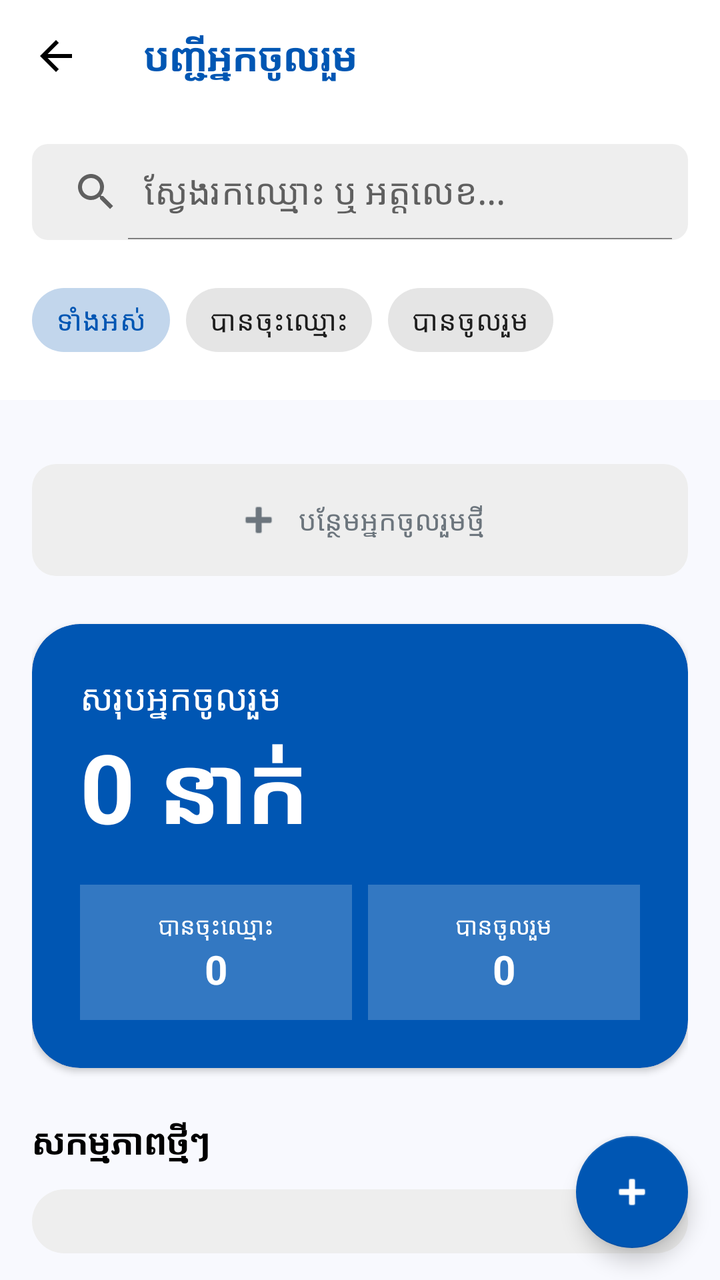
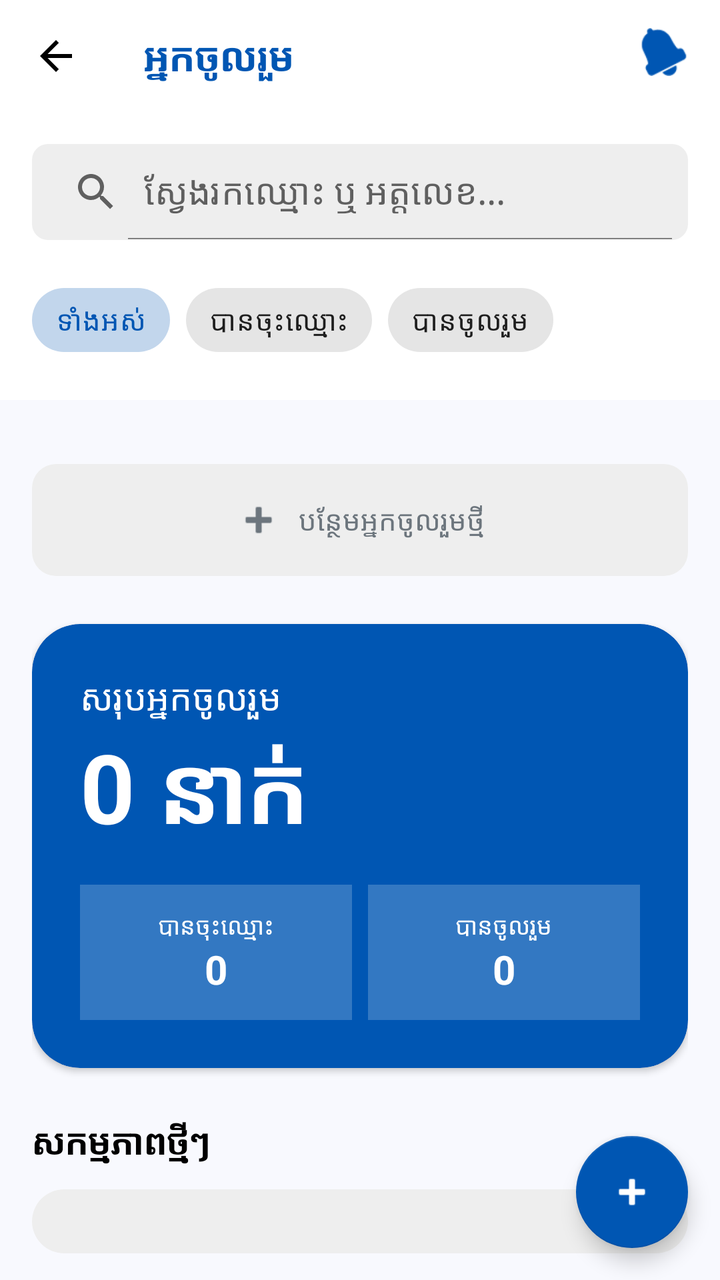

The first picture is an Android layout as it rendered before a commit; the second is the same layout after the commit. The layout source and the unified diff follow.
<!-- AndroidManifest.xml: application theme Theme.AcademicPulse -->
<!-- res/layout/fragment_participants.xml -->
<?xml version="1.0" encoding="utf-8"?>
<androidx.coordinatorlayout.widget.CoordinatorLayout xmlns:android="http://schemas.android.com/apk/res/android"
    xmlns:app="http://schemas.android.com/apk/res-auto"
    android:layout_width="match_parent"
    android:layout_height="match_parent"
    android:background="#F8F9FE">

    <com.google.android.material.appbar.AppBarLayout
        android:layout_width="match_parent"
        android:layout_height="wrap_content"
        android:background="@color/white"
        app:elevation="0dp">

        <androidx.appcompat.widget.Toolbar
            android:id="@+id/toolbar"
            android:layout_width="match_parent"
            android:layout_height="?attr/actionBarSize"
            app:navigationIcon="@drawable/ic_back_straight">
            <TextView
                android:layout_width="wrap_content"
                android:layout_height="wrap_content"
                android:text="បញ្ជីអ្នកចូលរួម"
                android:textColor="@color/primary_blue"
                android:textSize="20sp"
                android:textStyle="bold" />
        </androidx.appcompat.widget.Toolbar>

        <LinearLayout
            android:layout_width="match_parent"
            android:layout_height="wrap_content"
            android:orientation="vertical"
            android:padding="16dp">

            <androidx.appcompat.widget.SearchView
                android:id="@+id/search_participants"
                android:layout_width="match_parent"
                android:layout_height="wrap_content"
                android:background="@drawable/search_bg"
                app:iconifiedByDefault="false"
                app:queryHint="ស្វែងរកឈ្មោះ ឬ អត្តលេខ..." />

            <HorizontalScrollView
                android:layout_width="match_parent"
                android:layout_height="wrap_content"
                android:layout_marginTop="16dp"
                android:scrollbars="none">
                <com.google.android.material.chip.ChipGroup
                    android:id="@+id/chip_group_participants"
                    android:layout_width="wrap_content"
                    android:layout_height="wrap_content"
                    app:singleSelection="true">
                    <com.google.android.material.chip.Chip
                        android:id="@+id/chip_all"
                        style="@style/Widget.MaterialComponents.Chip.Choice"
                        android:layout_width="wrap_content"
                        android:layout_height="wrap_content"
                        android:text="ទាំងអស់"
                        android:checked="true" />
                    <com.google.android.material.chip.Chip
                        android:id="@+id/chip_registered"
                        style="@style/Widget.MaterialComponents.Chip.Choice"
                        android:layout_width="wrap_content"
                        android:layout_height="wrap_content"
                        android:text="បានចុះឈ្មោះ" />
                    <com.google.android.material.chip.Chip
                        android:id="@+id/chip_attended"
                        style="@style/Widget.MaterialComponents.Chip.Choice"
                        android:layout_width="wrap_content"
                        android:layout_height="wrap_content"
                        android:text="បានចូលរួម" />
                </com.google.android.material.chip.ChipGroup>
            </HorizontalScrollView>
        </LinearLayout>
    </com.google.android.material.appbar.AppBarLayout>

    <androidx.core.widget.NestedScrollView
        android:layout_width="match_parent"
        android:layout_height="match_parent"
        app:layout_behavior="@string/appbar_scrolling_view_behavior">

        <LinearLayout
            android:layout_width="match_parent"
            android:layout_height="wrap_content"
            android:orientation="vertical"
            android:padding="16dp">

            <androidx.recyclerview.widget.RecyclerView
                android:id="@+id/rv_participants"
                android:layout_width="match_parent"
                android:layout_height="wrap_content"
                android:nestedScrollingEnabled="false" />

            
            <androidx.cardview.widget.CardView
                android:id="@+id/card_add_participant"
                android:layout_width="match_parent"
                android:layout_height="wrap_content"
                android:layout_marginTop="16dp"
                android:clickable="true"
                android:focusable="true"
                app:cardCornerRadius="12dp"
                app:cardElevation="0dp">
                <LinearLayout
                    android:layout_width="match_parent"
                    android:layout_height="wrap_content"
                    android:background="@drawable/search_bg"
                    android:gravity="center"
                    android:padding="16dp">
                    <ImageView
                        android:layout_width="24dp"
                        android:layout_height="24dp"
                        android:src="@android:drawable/ic_input_add"
                        app:tint="@color/text_grey" />
                    <TextView
                        android:layout_width="wrap_content"
                        android:layout_height="wrap_content"
                        android:layout_marginStart="8dp"
                        android:text="បន្ថែមអ្នកចូលរួមថ្មី"
                        android:textColor="@color/text_grey" />
                </LinearLayout>
            </androidx.cardview.widget.CardView>

            
            <androidx.cardview.widget.CardView
                android:layout_width="match_parent"
                android:layout_height="wrap_content"
                android:layout_marginTop="24dp"
                app:cardBackgroundColor="@color/primary_blue"
                app:cardCornerRadius="24dp">
                <LinearLayout
                    android:layout_width="match_parent"
                    android:layout_height="wrap_content"
                    android:orientation="vertical"
                    android:padding="24dp">
                    <TextView
                        android:layout_width="wrap_content"
                        android:layout_height="wrap_content"
                        android:text="សរុបអ្នកចូលរួម"
                        android:textColor="@color/white"
                        android:textSize="18sp" />
                    <TextView
                        android:id="@+id/tv_total_participants"
                        android:layout_width="wrap_content"
                        android:layout_height="wrap_content"
                        android:text="0 នាក់"
                        android:textColor="@color/white"
                        android:textSize="48sp"
                        android:textStyle="bold" />

                    <LinearLayout
                        android:layout_width="match_parent"
                        android:layout_height="wrap_content"
                        android:layout_marginTop="16dp"
                        android:orientation="horizontal">
                        <LinearLayout
                            android:layout_width="0dp"
                            android:layout_height="wrap_content"
                            android:layout_weight="1"
                            android:background="#33FFFFFF"
                            android:padding="12dp"
                            android:gravity="center"
                            android:orientation="vertical">
                            <TextView
                                android:layout_width="wrap_content"
                                android:layout_height="wrap_content"
                                android:text="បានចុះឈ្មោះ"
                                android:textColor="@color/white"
                                android:textSize="12sp" />
                            <TextView
                                android:id="@+id/tv_registered_count"
                                android:layout_width="wrap_content"
                                android:layout_height="wrap_content"
                                android:text="0"
                                android:textColor="@color/white"
                                android:textSize="20sp"
                                android:textStyle="bold" />
                        </LinearLayout>
                        <LinearLayout
                            android:layout_width="0dp"
                            android:layout_height="wrap_content"
                            android:layout_weight="1"
                            android:layout_marginStart="8dp"
                            android:background="#33FFFFFF"
                            android:padding="12dp"
                            android:gravity="center"
                            android:orientation="vertical">
                            <TextView
                                android:layout_width="wrap_content"
                                android:layout_height="wrap_content"
                                android:text="បានចូលរួម"
                                android:textColor="@color/white"
                                android:textSize="12sp" />
                            <TextView
                                android:id="@+id/tv_attended_count"
                                android:layout_width="wrap_content"
                                android:layout_height="wrap_content"
                                android:text="0"
                                android:textColor="@color/white"
                                android:textSize="20sp"
                                android:textStyle="bold" />
                        </LinearLayout>
                    </LinearLayout>
                </LinearLayout>
            </androidx.cardview.widget.CardView>

            <TextView
                android:layout_width="wrap_content"
                android:layout_height="wrap_content"
                android:layout_marginTop="24dp"
                android:text="សកម្មភាពថ្មីៗ"
                android:textColor="@color/black"
                android:textSize="18sp"
                android:textStyle="bold" />

            <androidx.cardview.widget.CardView
                android:layout_width="match_parent"
                android:layout_height="wrap_content"
                android:layout_marginTop="12dp"
                app:cardCornerRadius="16dp"
                app:cardElevation="0dp"
                app:cardBackgroundColor="@color/white">
                <LinearLayout
                    android:id="@+id/layout_recent_activities"
                    android:layout_width="match_parent"
                    android:layout_height="wrap_content"
                    android:background="@drawable/search_bg"
                    android:orientation="vertical"
                    android:padding="16dp">
                    
                </LinearLayout>
            </androidx.cardview.widget.CardView>

        </LinearLayout>
    </androidx.core.widget.NestedScrollView>

    <com.google.android.material.floatingactionbutton.FloatingActionButton
        android:id="@+id/fab_add_participant"
        android:layout_width="wrap_content"
        android:layout_height="wrap_content"
        android:layout_gravity="bottom|end"
        android:layout_margin="16dp"
        android:src="@android:drawable/ic_input_add"
        app:backgroundTint="@color/primary_blue"
        app:tint="@color/white" />

</androidx.coordinatorlayout.widget.CoordinatorLayout>
<!-- resources referenced by this layout -->
<resources>
  <color name="black">#000000</color>
  <color name="primary_blue">#0056B3</color>
  <color name="text_grey">#6C757D</color>
  <color name="white">#FFFFFF</color>
  <!-- drawable ic_back_straight (drawable) -->
  <?xml version="1.0" encoding="utf-8"?>
  <vector xmlns:android="http://schemas.android.com/apk/res/android"
      android:width="24dp"
      android:height="24dp"
      android:viewportWidth="24"
      android:viewportHeight="24"
      android:autoMirrored="true">
      <path
          android:fillColor="@color/black"
          android:pathData="M20,11H7.83l5.59-5.59L12,4l-8,8l8,8l1.41-1.41L7.83,13H20V11z" />
  </vector>
  <!-- drawable search_bg (drawable) -->
  <?xml version="1.0" encoding="utf-8"?>
  <shape xmlns:android="http://schemas.android.com/apk/res/android">
      <solid android:color="#EEEEEE" />
      <corners android:radius="8dp" />
  </shape>
  <style name="Theme.AcademicPulse" parent="Theme.MaterialComponents.Light.NoActionBar">
          
          <item name="colorPrimary">@color/primary_blue</item>
          <item name="colorPrimaryVariant">@color/primary_blue</item>
          <item name="colorOnPrimary">@color/white</item>
          
          <item name="colorSecondary">@color/accent_yellow</item>
          <item name="colorSecondaryVariant">@color/accent_yellow</item>
          <item name="colorOnSecondary">@color/black</item>
          
          <item name="android:statusBarColor">@color/primary_blue</item>
          <item name="android:windowLightStatusBar" tools:targetApi="m">false</item>
      </style>
  <color name="accent_yellow">#FFC107</color>
</resources>

<!-- the commit's change to res/layout/fragment_participants.xml (unified diff, before → after) -->
@@ -16,13 +16,26 @@
             android:layout_width="match_parent"
             android:layout_height="?attr/actionBarSize"
             app:navigationIcon="@drawable/ic_back_straight">
-            <TextView
-                android:layout_width="wrap_content"
-                android:layout_height="wrap_content"
-                android:text="បញ្ជីអ្នកចូលរួម"
-                android:textColor="@color/primary_blue"
-                android:textSize="20sp"
-                android:textStyle="bold" />
+            <RelativeLayout
+                android:layout_width="match_parent"
+                android:layout_height="wrap_content"
+                android:layout_marginEnd="16dp">
+                <TextView
+                    android:layout_width="wrap_content"
+                    android:layout_height="wrap_content"
+                    android:text="@string/participants"
+                    android:textColor="@color/primary_blue"
+                    android:textSize="20sp"
+                    android:textStyle="bold" />
+                <ImageView
+                    android:id="@+id/iv_notifications"
+                    android:layout_width="24dp"
+                    android:layout_height="24dp"
+                    android:layout_alignParentEnd="true"
+                    android:src="@android:drawable/ic_popup_reminder"
+                    android:contentDescription="@string/notifications"
+                    app:tint="@color/primary_blue" />
+            </RelativeLayout>
         </androidx.appcompat.widget.Toolbar>
 
         <LinearLayout
@@ -240,6 +253,7 @@
         android:layout_gravity="bottom|end"
         android:layout_margin="16dp"
         android:src="@android:drawable/ic_input_add"
+        android:contentDescription="@string/register"
         app:backgroundTint="@color/primary_blue"
         app:tint="@color/white" />
 
<!-- resource entries referenced after the edit -->
@@ -22,6 +22,9 @@
       <solid android:color="#EEEEEE" />
       <corners android:radius="8dp" />
   </shape>
+  <string name="notifications">ការជូនដំណឹង</string>
+  <string name="participants">អ្នកចូលរួម</string>
+  <string name="register">ចុះឈ្មោះ</string>
   <style name="Theme.AcademicPulse" parent="Theme.MaterialComponents.Light.NoActionBar">
           
           <item name="colorPrimary">@color/primary_blue</item>
